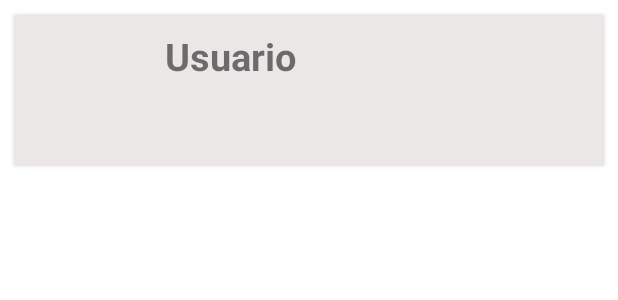
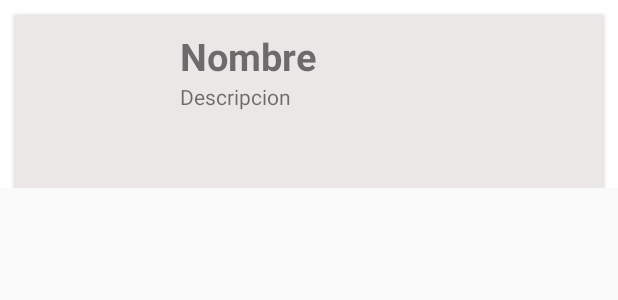
Before and after one commit to LeoAristarco/JonaRequerimiento, an Android app: the layout item_list.xml on its own in the app's theme, with its tools: preview values and no code run, on a phone screen of 412 x 824 dp. Shown: the top 300 px of the screen. Run offline under Robolectric (Android 15) with nearby library versions, the phone set to English and light mode, and no system bars; network calls fail.

Commit message:
Arreglo error al mapear las listas del json array (no me tomaba el prier elemento), y arreglo el card view para que ocupe todo el ancho de la pantalla.

```diff
--- a/app/src/main/res/layout/activity_main.xml
+++ b/app/src/main/res/layout/activity_main.xml
@@ -35,7 +35,6 @@
 
     <FrameLayout
         android:id="@+id/idContenedorFragment"
-        android:layout_weight="1"
         android:layout_width="match_parent"
         android:layout_height="match_parent"></FrameLayout>
 
--- a/app/src/main/res/layout/item_list.xml
+++ b/app/src/main/res/layout/item_list.xml
@@ -1,14 +1,12 @@
 <?xml version="1.0" encoding="utf-8"?>
-<LinearLayout    xmlns:android="http://schemas.android.com/apk/res/android"
-    xmlns:app="http://schemas.android.com/apk/res-auto"
-    xmlns:tools="http://schemas.android.com/tools"
+<RelativeLayout xmlns:android="http://schemas.android.com/apk/res/android"
+    xmlns:card_view="http://schemas.android.com/apk/res-auto"
     android:layout_width="match_parent"
-    android:layout_height="match_parent"
-    android:orientation="vertical"
-    android:background="@android:color/white">>
+    android:layout_height="wrap_content"
+    android:background="@android:color/white"
+    android:orientation="horizontal">
 
-    <android.support.v7.widget.CardView xmlns:card_view="http://schemas.android.com/apk/res-auto"
-        android:id="@+id/card_view"
+    <android.support.v7.widget.CardView
         android:layout_width="match_parent"
         android:layout_height="wrap_content"
         android:layout_marginLeft="10dp"
@@ -20,22 +18,35 @@
             android:layout_width="match_parent"
             android:layout_height="wrap_content"
             android:orientation="horizontal">
+
             <ImageView
                 android:id="@+id/ivImagen"
                 android:layout_width="100dp"
-            android:layout_height="100dp" />
+                android:layout_height="100dp"
+                android:layout_marginRight="10dp"
+                android:layout_marginTop="15dp" />
+
             <LinearLayout
                 android:layout_width="wrap_content"
                 android:layout_height="wrap_content"
                 android:orientation="vertical">
+
                 <TextView
                     android:id="@+id/id_usuario"
-            android:layout_marginTop="10dp"
                     android:layout_width="wrap_content"
                     android:layout_height="wrap_content"
-            android:text="Usuario"
+                    android:layout_marginTop="10dp"
+                    android:text="Nombre"
                     android:textSize="25sp"
-            android:textStyle="bold" /> />
+                    android:textStyle="bold" />
+
+                <TextView
+                    android:id="@+id/idInfo"
+                    android:layout_width="wrap_content"
+                    android:layout_height="wrap_content"
+                    android:layout_marginBottom="15dp"
+                    android:layout_marginRight="10dp"
+                    android:text="Descripcion " />
 
             </LinearLayout>
 
@@ -43,5 +54,4 @@
 
     </android.support.v7.widget.CardView>
 
-
-</LinearLayout>
+</RelativeLayout>
```
Also changed, not shown: app/src/main/java/com/example/jonatan/jonarequerimiento/modelo/WebServiceFusap.java (+5 -2 lines), app/src/main/res/layout/fragment_list.xml (+5 -20 lines). Lines whose indentation alone changed are shown as unchanged.
